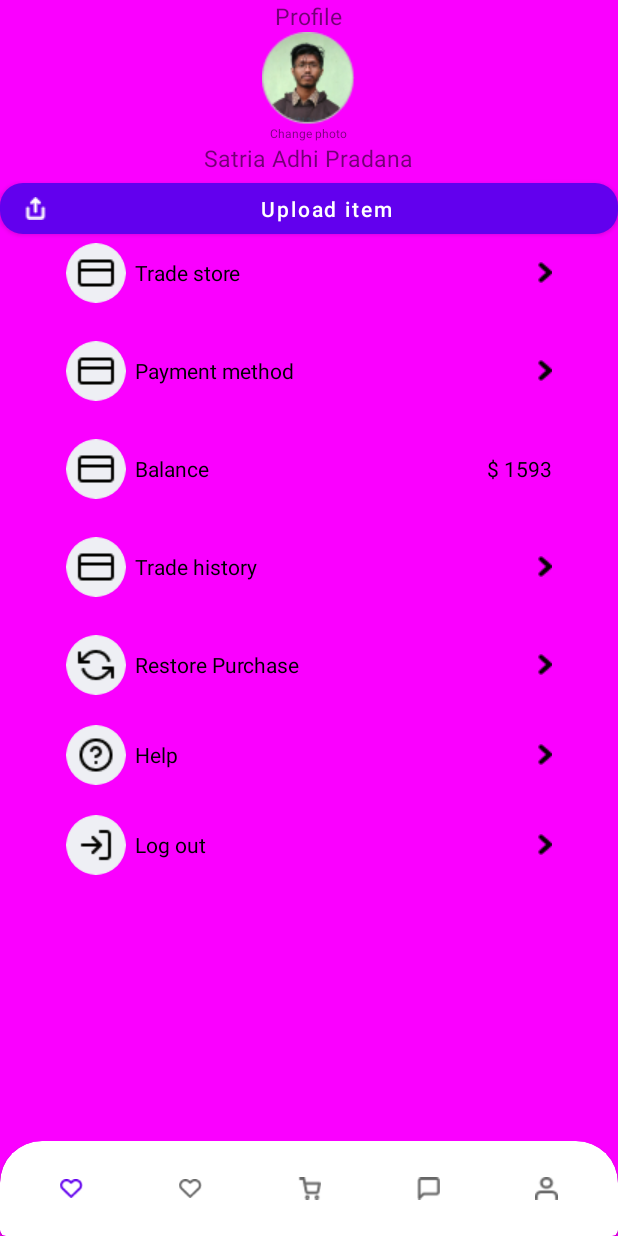
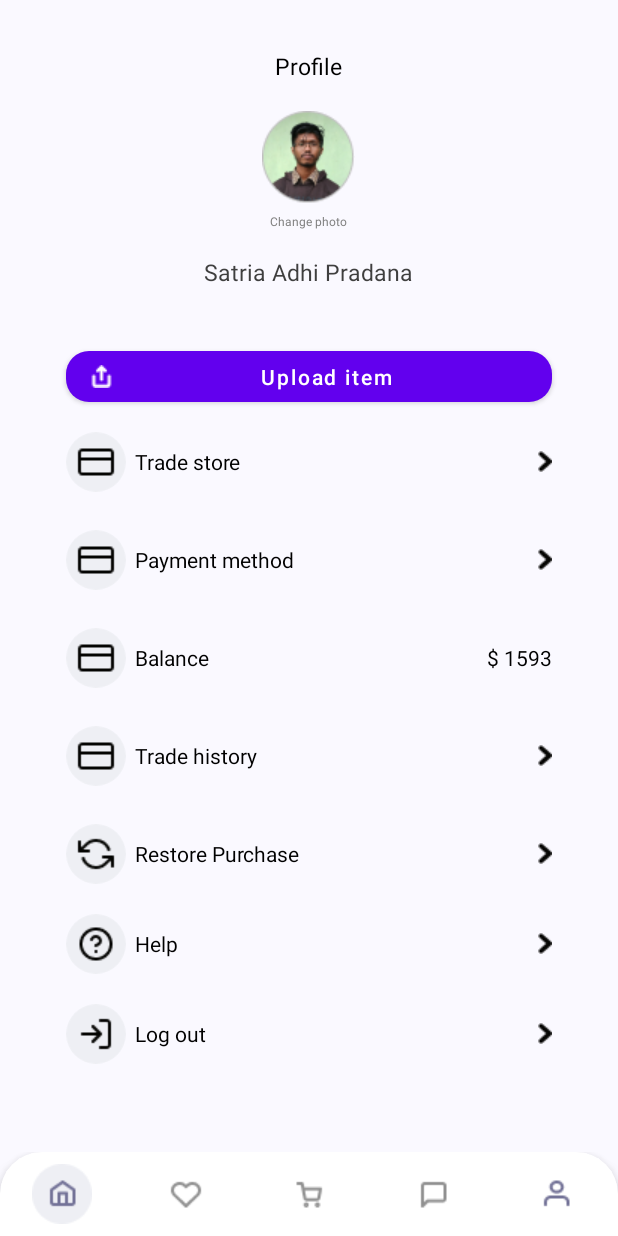
Before and after one commit to bearded-ant/AdhiPradanaTest, an Android app: the screen it shows after launch (MainActivity), on a phone screen of 412 x 824 dp. Run offline under Robolectric (Android 15) with nearby library versions, the phone set to English and light mode, and no system bars.

Commit message:
added icons, bottom navigation selectors, small theme fix, added view binding, ProfileFragment.kt

```diff
--- a/app/build.gradle
+++ b/app/build.gradle
@@ -30,6 +30,9 @@ android {
     kotlinOptions {
         jvmTarget = '1.8'
     }
+    buildFeatures {
+        viewBinding true
+    }
 }
 
 dependencies {
--- a/app/src/main/java/com/example/adhipradanatest/MainActivity.kt
+++ b/app/src/main/java/com/example/adhipradanatest/MainActivity.kt
@@ -2,10 +2,14 @@ package com.example.adhipradanatest
 
 import androidx.appcompat.app.AppCompatActivity
 import android.os.Bundle
+import com.google.android.material.bottomnavigation.BottomNavigationView
 
 class MainActivity : AppCompatActivity() {
     override fun onCreate(savedInstanceState: Bundle?) {
         super.onCreate(savedInstanceState)
         setContentView(R.layout.fragment_profile)
+
+        val nav = findViewById<BottomNavigationView>(R.id.bottom_navigation)
+        nav.itemIconTintList = null
     }
 }
--- /dev/null
+++ b/app/src/main/java/com/example/adhipradanatest/ProfileFragment.kt
@@ -0,0 +1,37 @@
+package com.example.adhipradanatest
+
+import android.os.Bundle
+import android.view.LayoutInflater
+import android.view.View
+import android.view.ViewGroup
+import androidx.fragment.app.Fragment
+import com.example.adhipradanatest.databinding.FragmentProfileBinding
+
+class ProfileFragment : Fragment() {
+    companion object {
+        fun newInstance(): ProfileFragment = ProfileFragment()
+    }
+
+    private var _binding: FragmentProfileBinding? = null
+    private val binding
+        get() = _binding!!
+
+    override fun onCreateView(
+        inflater: LayoutInflater,
+        container: ViewGroup?,
+        savedInstanceState: Bundle?
+    ): View {
+        _binding = FragmentProfileBinding.inflate(layoutInflater)
+        return binding.root
+    }
+
+    override fun onViewCreated(view: View, savedInstanceState: Bundle?) {
+        super.onViewCreated(view, savedInstanceState)
+        binding.bottomNavigation.itemIconTintList = null
+    }
+
+    override fun onDestroyView() {
+        super.onDestroyView()
+        _binding = null
+    }
+}
--- /dev/null
+++ b/app/src/main/res/drawable/bottom_navigation_corners.xml
@@ -0,0 +1,6 @@
+<?xml version="1.0" encoding="utf-8"?>
+<shape xmlns:android="http://schemas.android.com/apk/res/android"
+    android:shape="rectangle">
+    <corners android:topRightRadius="28dp" android:topLeftRadius="28dp" />
+    <solid android:color="@color/white"/>
+</shape>
--- a/app/src/main/res/drawable/home_selector.xml
+++ b/app/src/main/res/drawable/home_selector.xml
@@ -1,5 +1,5 @@
 <?xml version="1.0" encoding="utf-8"?>
 <selector xmlns:android="http://schemas.android.com/apk/res/android">
-        <item android:drawable="@drawable/chat" android:state_selected="false"/>
-        <item android:drawable="@drawable/heart" android:state_selected="true"/>
+        <item android:drawable="@drawable/home" android:state_selected="false"/>
+        <item android:drawable="@drawable/home_selected" android:state_selected="true"/>
 </selector>
--- /dev/null
+++ b/app/src/main/res/drawable/profile_selector.xml
@@ -0,0 +1,5 @@
+<?xml version="1.0" encoding="utf-8"?>
+<selector xmlns:android="http://schemas.android.com/apk/res/android">
+        <item android:drawable="@drawable/profile" android:state_selected="false"/>
+        <item android:drawable="@drawable/profile_selected" android:state_selected="true"/>
+</selector>
--- a/app/src/main/res/layout/fragment_profile.xml
+++ b/app/src/main/res/layout/fragment_profile.xml
@@ -4,9 +4,7 @@
     xmlns:tools="http://schemas.android.com/tools"
     android:layout_width="match_parent"
     android:layout_height="match_parent"
-    android:background="#FA00FF"
-
-    android:orientation="vertical"
+    android:background="@color/primary_background"
     tools:context=".MainActivity">
 
     <androidx.appcompat.widget.LinearLayoutCompat
@@ -22,39 +20,49 @@
         <TextView
             android:layout_width="wrap_content"
             android:layout_height="wrap_content"
+            android:layout_marginTop="33dp"
             android:text="Profile"
+            android:textColor="@color/black"
             android:textSize="15sp" />
 
         <com.google.android.material.imageview.ShapeableImageView
             android:layout_width="wrap_content"
             android:layout_height="wrap_content"
-            android:src="@drawable/profile"
+            android:layout_marginTop="19dp"
+            android:layout_marginBottom="6dp"
+            android:src="@drawable/userpic"
             app:shapeAppearanceOverlay="@style/MyCorner.Cut" />
 
         <TextView
             android:layout_width="wrap_content"
             android:layout_height="wrap_content"
             android:text="Change photo"
+            android:textColor="#808080"
             android:textSize="8sp" />
 
         <TextView
             android:layout_width="wrap_content"
             android:layout_height="wrap_content"
+            android:layout_marginTop="17dp"
+            android:layout_marginBottom="36dp"
             android:text="Satria Adhi Pradana"
+            android:textColor="#3F3F3F"
             android:textSize="15sp" />
 
         <Button
             android:id="@+id/fr_profile_upload_btn"
-            style="@style/MyBigButton"
+            style="@style/MyBigButton.Margin"
             android:text="Upload item"
             app:icon="@drawable/upload"
             app:shapeAppearanceOverlay="@style/MyCorner.Cut" />
     </androidx.appcompat.widget.LinearLayoutCompat>
 
     <ScrollView
+        android:id="@+id/fr_profile_middle_block"
         android:layout_width="match_parent"
-        android:layout_height="wrap_content"
+        android:layout_height="0dp"
         android:orientation="vertical"
+        app:layout_constraintBottom_toTopOf="@id/fr_profile_bottom_block"
         app:layout_constraintEnd_toEndOf="parent"
         app:layout_constraintStart_toStartOf="parent"
         app:layout_constraintTop_toBottomOf="@+id/fr_profile_top_block">
@@ -297,21 +305,23 @@
 
     </ScrollView>
 
-    <com.google.android.material.card.MaterialCardView
-        android:layout_width="match_parent"
-        android:layout_height="63dp"
+    <androidx.appcompat.widget.LinearLayoutCompat
+        android:id="@+id/fr_profile_bottom_block"
+        android:layout_width="wrap_content"
+        android:layout_height="wrap_content"
         app:layout_constraintBottom_toBottomOf="parent"
         app:layout_constraintEnd_toEndOf="parent"
         app:layout_constraintStart_toStartOf="parent"
-        app:cardBackgroundColor="@color/white"
-        app:shapeAppearanceOverlay="@style/MyCorner.BottomNavigation">
+        app:layout_constraintTop_toBottomOf="@id/fr_profile_middle_block">
 
         <com.google.android.material.bottomnavigation.BottomNavigationView
             android:id="@+id/bottom_navigation"
             style="@style/MyBottomMenu"
             android:layout_width="match_parent"
             android:layout_height="match_parent"
+            android:background="@drawable/bottom_navigation_corners"
             app:menu="@menu/bottom_navigation_menu" />
-    </com.google.android.material.card.MaterialCardView>
+    </androidx.appcompat.widget.LinearLayoutCompat>
+
 
 </androidx.constraintlayout.widget.ConstraintLayout>
--- a/app/src/main/res/menu/bottom_navigation_menu.xml
+++ b/app/src/main/res/menu/bottom_navigation_menu.xml
@@ -23,6 +23,6 @@
     <item
         android:id="@+id/page_profile"
         android:enabled="true"
-        android:icon="@drawable/profile_b"
+        android:icon="@drawable/profile_selector"
         android:title="profile" />
 </menu>
--- a/app/src/main/res/values/colors.xml
+++ b/app/src/main/res/values/colors.xml
@@ -12,5 +12,6 @@
 	<color name="teal_700">#FF018786</color>
 	<color name="black">#FF000000</color>
 	<color name="white">#FFFFFFFF</color>
+    <color name="primary_background">#FAF9FF</color>
 
 </resources>
--- a/app/src/main/res/values/themes.xml
+++ b/app/src/main/res/values/themes.xml
@@ -20,7 +20,12 @@
         <item name="textAllCaps">false</item>
         <item name="android:layout_width">match_parent</item>
         <item name="android:layout_height">@dimen/big_button_height</item>
+    </style>
 
+    <style name="MyBigButton.Margin" parent="MyBigButton">
+        <item name="android:layout_marginLeft">@dimen/layout_horizontal_padding</item>
+        <item name="android:layout_marginRight">@dimen/layout_horizontal_padding</item>
+        <item name="android:layout_marginBottom">14dp</item>
     </style>
 
     <style name="MyCorner.Cut" parent="">
@@ -37,6 +42,8 @@
         <item name="cornerFamily">rounded</item>
         <item name="cornerSizeTopRight">28dp</item>
         <item name="cornerSizeTopLeft">28dp</item>
+        <item name="cornerSizeBottomLeft">@dimen/null_dp</item>
+        <item name="cornerSizeBottomRight">@dimen/null_dp</item>
     </style>
 
     <style name="MyInputTextLayout" parent="Widget.MaterialComponents.TextInputLayout.OutlinedBox.Dense">
@@ -99,11 +106,8 @@
     </style>
 
     <style name="MyBottomMenu" parent="">
-        <item name="itemIconSize">15dp</item>
+        <item name="itemIconSize">40dp</item>
         <item name="labelVisibilityMode">unlabeled</item>
-<!--        <item name="itemIconTint">@color/black</item>-->
-<!--        <item name="backgroundColor">@color/white</item>-->
-<!--        <item name="itemRippleColor">@color/black</item>-->
     </style>
 
 </resources>
```
Also changed, not shown: app/src/main/res/drawable/basket.png, app/src/main/res/drawable/chat.png, app/src/main/res/drawable/heart.png, app/src/main/res/drawable/home.png, app/src/main/res/drawable/home_selected.png (added), app/src/main/res/drawable/profile.png, app/src/main/res/drawable/profile_b.png (deleted), app/src/main/res/drawable/profile_selected.png (added), app/src/main/res/drawable/userpic.png (added).
